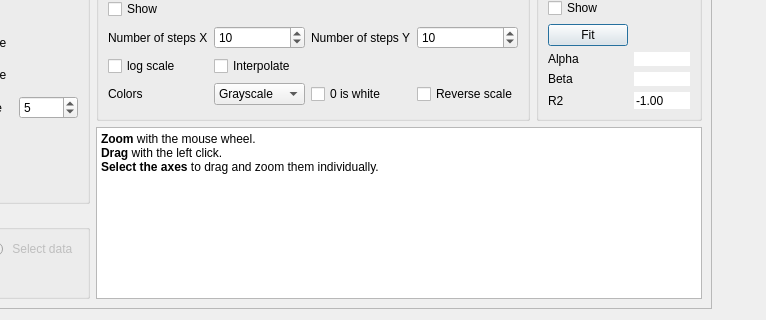
Qt form qCC/ui_templates/sfVsSFWindowDlg.ui (p-leroy/CloudCompare) before a commit; both pictures show x 243 to 1009 and y 466 to 786 of the 1009 by 786 pixel window.
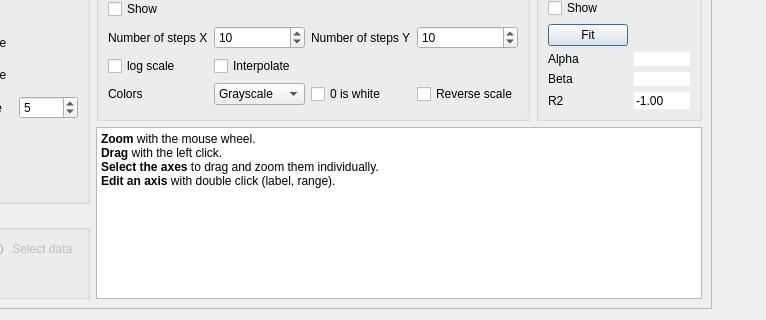
The same form after that commit. Icons and pictures are not drawn. Custom widgets are drawn as their Qt base class.

```diff
--- a/qCC/ui_templates/sfVsSFWindowDlg.ui
+++ b/qCC/ui_templates/sfVsSFWindowDlg.ui
@@ -501,7 +501,8 @@
 &lt;/style&gt;&lt;/head&gt;&lt;body style=&quot; font-family:'Segoe UI'; font-size:9pt; font-weight:400; font-style:normal;&quot;&gt;
 &lt;p style=&quot; margin-top:0px; margin-bottom:0px; margin-left:0px; margin-right:0px; -qt-block-indent:0; text-indent:0px;&quot;&gt;&lt;span style=&quot; font-weight:700;&quot;&gt;Zoom&lt;/span&gt; with the mouse wheel.&lt;/p&gt;
 &lt;p style=&quot; margin-top:0px; margin-bottom:0px; margin-left:0px; margin-right:0px; -qt-block-indent:0; text-indent:0px;&quot;&gt;&lt;span style=&quot; font-weight:700;&quot;&gt;Drag&lt;/span&gt; with the left click.&lt;/p&gt;
-&lt;p style=&quot; margin-top:0px; margin-bottom:0px; margin-left:0px; margin-right:0px; -qt-block-indent:0; text-indent:0px;&quot;&gt;&lt;span style=&quot; font-weight:700;&quot;&gt;Select the axes&lt;/span&gt; to drag and zoom them individually.&lt;/p&gt;&lt;/body&gt;&lt;/html&gt;</string>
+&lt;p style=&quot; margin-top:0px; margin-bottom:0px; margin-left:0px; margin-right:0px; -qt-block-indent:0; text-indent:0px;&quot;&gt;&lt;span style=&quot; font-weight:700;&quot;&gt;Select the axes&lt;/span&gt; to drag and zoom them individually.&lt;/p&gt;
+&lt;p style=&quot; margin-top:0px; margin-bottom:0px; margin-left:0px; margin-right:0px; -qt-block-indent:0; text-indent:0px;&quot;&gt;&lt;span style=&quot; font-weight:700;&quot;&gt;Edit an axis&lt;/span&gt; with double click (label, range).&lt;/p&gt;&lt;/body&gt;&lt;/html&gt;</string>
         </property>
        </widget>
       </item>
```
